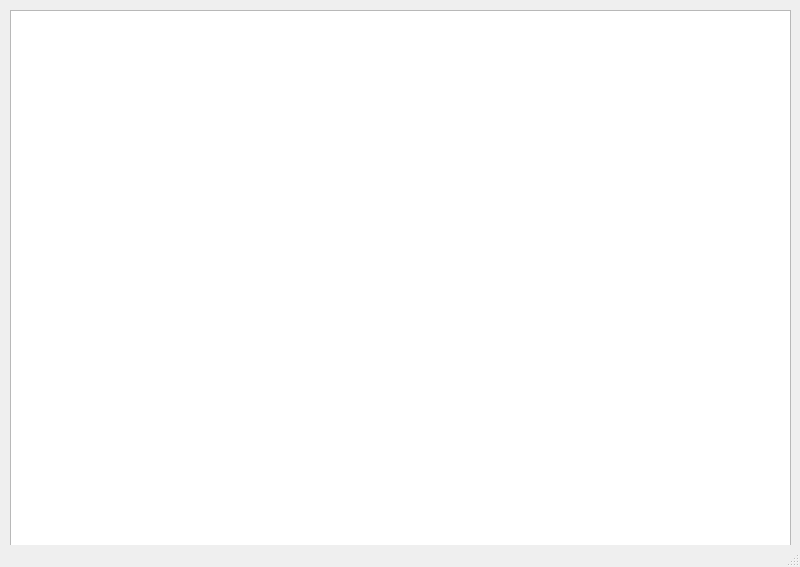
First picture: the form in mainwindow.ui, repository mcg25035/auto-popcat, before the edit.
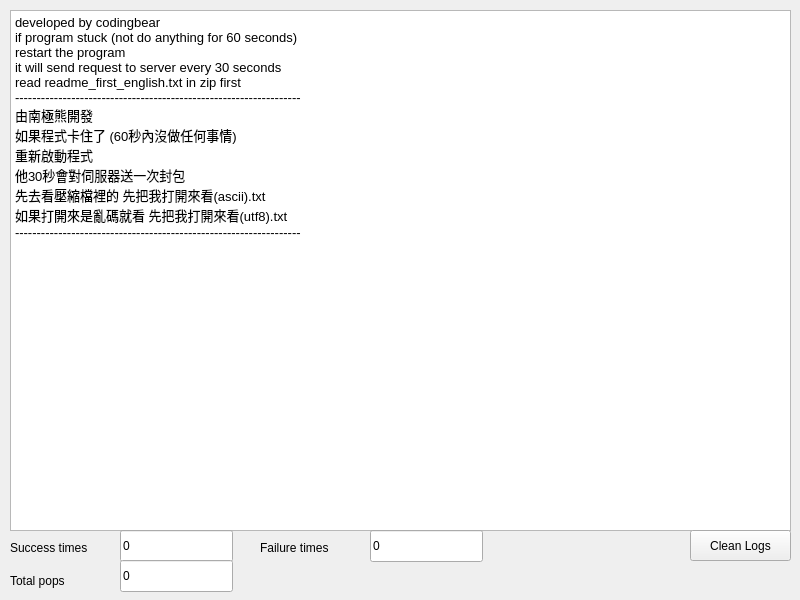
Second picture: the form after the edit.

Commit message: add clean logs button and show success times , failure times

Patch:
```diff
--- a/mainwindow.ui
+++ b/mainwindow.ui
@@ -7,19 +7,19 @@
     <x>0</x>
     <y>0</y>
     <width>800</width>
-    <height>567</height>
+    <height>600</height>
    </rect>
   </property>
   <property name="minimumSize">
    <size>
     <width>800</width>
-    <height>567</height>
+    <height>600</height>
    </size>
   </property>
   <property name="maximumSize">
    <size>
     <width>800</width>
-    <height>567</height>
+    <height>600</height>
    </size>
   </property>
   <property name="windowTitle">
@@ -32,15 +32,125 @@
       <x>10</x>
       <y>10</y>
       <width>781</width>
-      <height>541</height>
+      <height>521</height>
      </rect>
     </property>
     <property name="readOnly">
      <bool>true</bool>
+    </property>
+    <property name="html">
+     <string>&lt;!DOCTYPE HTML PUBLIC &quot;-//W3C//DTD HTML 4.0//EN&quot; &quot;http://www.w3.org/TR/REC-html40/strict.dtd&quot;&gt;
+&lt;html&gt;&lt;head&gt;&lt;meta name=&quot;qrichtext&quot; content=&quot;1&quot; /&gt;&lt;style type=&quot;text/css&quot;&gt;
+p, li { white-space: pre-wrap; }
+&lt;/style&gt;&lt;/head&gt;&lt;body style=&quot; font-family:'Noto Sans'; font-size:10pt; font-weight:400; font-style:normal;&quot;&gt;
+&lt;p style=&quot; margin-top:0px; margin-bottom:0px; margin-left:0px; margin-right:0px; -qt-block-indent:0; text-indent:0px;&quot;&gt;developed by codingbear&lt;/p&gt;
+&lt;p style=&quot; margin-top:0px; margin-bottom:0px; margin-left:0px; margin-right:0px; -qt-block-indent:0; text-indent:0px;&quot;&gt;if program stuck (not do anything for 60 seconds)&lt;/p&gt;
+&lt;p style=&quot; margin-top:0px; margin-bottom:0px; margin-left:0px; margin-right:0px; -qt-block-indent:0; text-indent:0px;&quot;&gt;restart the program&lt;br /&gt;it will send request to server every 30 seconds&lt;/p&gt;
+&lt;p style=&quot; margin-top:0px; margin-bottom:0px; margin-left:0px; margin-right:0px; -qt-block-indent:0; text-indent:0px;&quot;&gt;read readme_first_english.txt in zip first &lt;br /&gt;------------------------------------------------------------------&lt;br /&gt;由南極熊開發&lt;br /&gt;如果程式卡住了 (60秒內沒做任何事情)&lt;/p&gt;
+&lt;p style=&quot; margin-top:0px; margin-bottom:0px; margin-left:0px; margin-right:0px; -qt-block-indent:0; text-indent:0px;&quot;&gt;重新啟動程式&lt;br /&gt;他30秒會對伺服器送一次封包&lt;br /&gt;先去看壓縮檔裡的 先把我打開來看(ascii).txt&lt;br /&gt;如果打開來是亂碼就看 先把我打開來看(utf8).txt&lt;br /&gt;------------------------------------------------------------------&lt;/p&gt;&lt;/body&gt;&lt;/html&gt;</string>
+    </property>
+   </widget>
+   <widget class="QLineEdit" name="success_times">
+    <property name="geometry">
+     <rect>
+      <x>120</x>
+      <y>530</y>
+      <width>113</width>
+      <height>32</height>
+     </rect>
+    </property>
+    <property name="text">
+     <string>0</string>
+    </property>
+    <property name="readOnly">
+     <bool>true</bool>
+    </property>
+   </widget>
+   <widget class="QLabel" name="label">
+    <property name="geometry">
+     <rect>
+      <x>10</x>
+      <y>537</y>
+      <width>111</width>
+      <height>21</height>
+     </rect>
+    </property>
+    <property name="text">
+     <string>Success times</string>
+    </property>
+   </widget>
+   <widget class="QLineEdit" name="failure_times">
+    <property name="geometry">
+     <rect>
+      <x>370</x>
+      <y>530</y>
+      <width>113</width>
+      <height>32</height>
+     </rect>
+    </property>
+    <property name="text">
+     <string>0</string>
+    </property>
+    <property name="readOnly">
+     <bool>true</bool>
+    </property>
+   </widget>
+   <widget class="QLabel" name="label_2">
+    <property name="geometry">
+     <rect>
+      <x>260</x>
+      <y>537</y>
+      <width>111</width>
+      <height>21</height>
+     </rect>
+    </property>
+    <property name="text">
+     <string>Failure times</string>
+    </property>
+   </widget>
+   <widget class="QLabel" name="label_3">
+    <property name="geometry">
+     <rect>
+      <x>10</x>
+      <y>570</y>
+      <width>111</width>
+      <height>21</height>
+     </rect>
+    </property>
+    <property name="text">
+     <string>Total pops</string>
+    </property>
+   </widget>
+   <widget class="QLineEdit" name="total_pops">
+    <property name="geometry">
+     <rect>
+      <x>120</x>
+      <y>560</y>
+      <width>113</width>
+      <height>32</height>
+     </rect>
+    </property>
+    <property name="text">
+     <string>0</string>
+    </property>
+    <property name="readOnly">
+     <bool>true</bool>
+    </property>
+   </widget>
+   <widget class="QPushButton" name="pushButton">
+    <property name="geometry">
+     <rect>
+      <x>690</x>
+      <y>530</y>
+      <width>101</width>
+      <height>31</height>
+     </rect>
+    </property>
+    <property name="text">
+     <string>Clean Logs</string>
     </property>
    </widget>
   </widget>
-  <widget class="QStatusBar" name="statusbar"/>
  </widget>
  <resources/>
  <connections/>
```
The commit also changes 2 other files.
